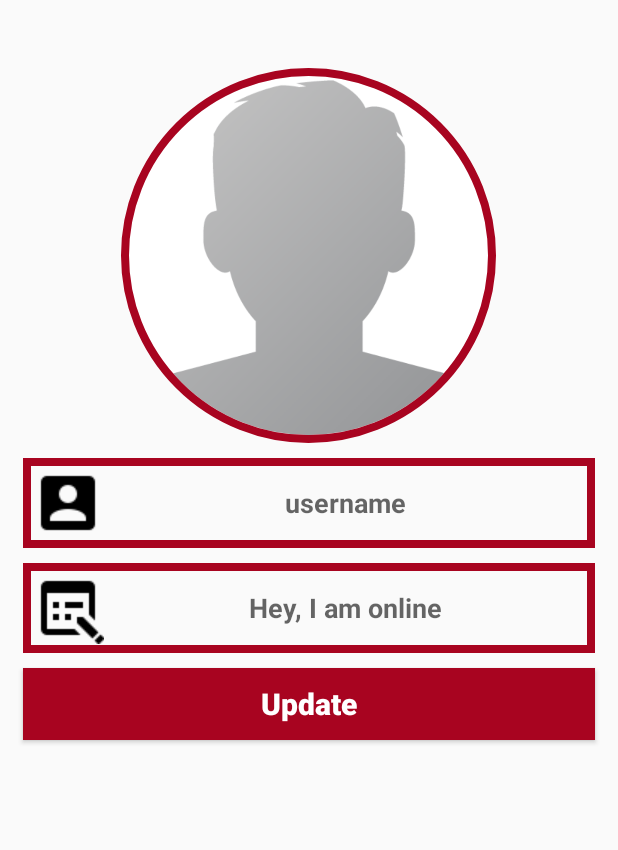
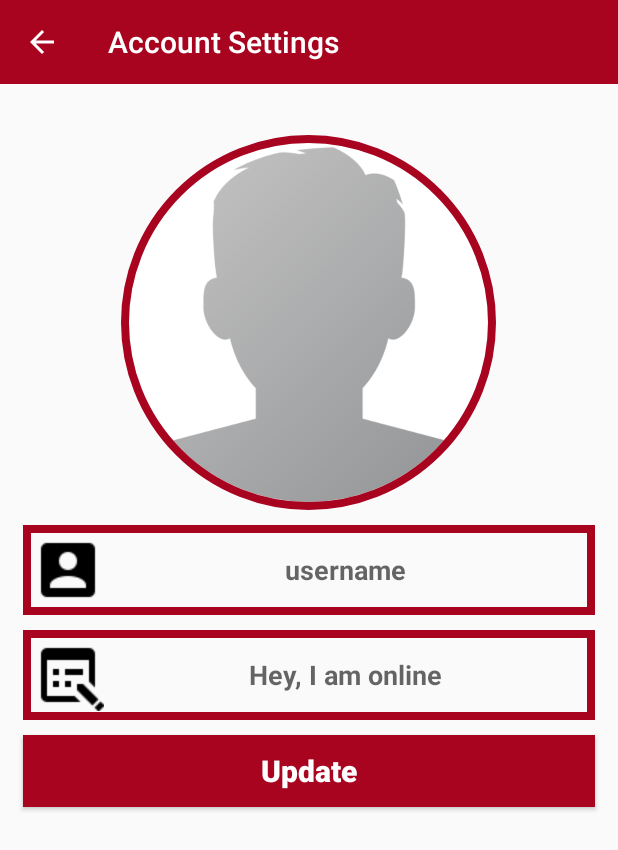
Before and after one commit to Jaredlol/JMSG, an Android app: the screen it shows after launch once a user with an empty profile is signed in (SettingsActivity), on a phone screen of 412 x 824 dp. Shown: the top 850 px of the screen. Run offline under Robolectric (Android 15) with nearby library versions, the phone set to English and light mode, and no system bars; our stand-ins replace CircleImageView, Firebase (no records; nobody signed in at launch, a user with empty details on screens opened directly), Picasso; libraries missing offline, so code that uses them is left out: com.theartofdev.edmodo.

Commit message:
add a toolbar on the settings activity and a back button.

```diff
--- a/app/src/main/AndroidManifest.xml
+++ b/app/src/main/AndroidManifest.xml
@@ -22,7 +22,9 @@
             android:name="com.theartofdev.edmodo.cropper.CropImageActivity"
             android:theme="@style/Base.Theme.AppCompat" />
         <activity android:name=".GroupChatActivity" />
-        <activity android:name=".SettingsActivity" />
+        <activity android:name=".SettingsActivity"
+            android:parentActivityName=".MainActivity"
+            ></activity>
         <activity android:name=".RegisterActivity" />
         <activity android:name=".LoginActivity" />
         <activity android:name=".MainActivity">
--- a/app/src/main/java/com/example/jmessenger/MainActivity.java
+++ b/app/src/main/java/com/example/jmessenger/MainActivity.java
@@ -205,17 +205,14 @@ public class MainActivity extends AppCompatActivity {
     private void SendUserToLoginActivity()
     {
         Intent loginIntent = new Intent(MainActivity.this, LoginActivity.class);
-        loginIntent.addFlags(Intent.FLAG_ACTIVITY_NEW_TASK | Intent.FLAG_ACTIVITY_CLEAR_TASK);
+        loginIntent.addFlags(Intent.FLAG_ACTIVITY_NEW_TASK  | Intent.FLAG_ACTIVITY_CLEAR_TASK);
         startActivity(loginIntent);
-        finish();
     }
 
     private void SendUserToSettingsActivity()
     {
         Intent settingsIntent = new Intent(MainActivity.this, SettingsActivity.class);
-        settingsIntent.addFlags(Intent.FLAG_ACTIVITY_NEW_TASK | Intent.FLAG_ACTIVITY_CLEAR_TASK);
         startActivity(settingsIntent);
-        finish();
     }
 
     private void SendUserToFindFriendsActivity()
--- a/app/src/main/java/com/example/jmessenger/SettingsActivity.java
+++ b/app/src/main/java/com/example/jmessenger/SettingsActivity.java
@@ -7,6 +7,7 @@ import android.support.annotation.NonNull;
 import android.support.annotation.Nullable;
 import android.support.v7.app.AppCompatActivity;
 import android.os.Bundle;
+import android.support.v7.widget.Toolbar;
 import android.text.TextUtils;
 import android.view.View;
 import android.widget.Button;
@@ -43,6 +44,7 @@ public class SettingsActivity extends AppCompatActivity
     private static final int GalleryPick = 1;
     private StorageReference UserProfileImagesRef;
     private ProgressDialog loadingBar;
+    private Toolbar SettingsToolBar;
 
     @Override
     protected void onCreate(Bundle savedInstanceState) {
@@ -91,6 +93,12 @@ public class SettingsActivity extends AppCompatActivity
         userStatus = (EditText) findViewById(R.id.set_profile_status);
         userProfileImage = (CircleImageView) findViewById(R.id.set_profile_image);
         loadingBar = new ProgressDialog(this);
+
+        SettingsToolBar = (Toolbar) findViewById(R.id.settings_toolbar);
+        setSupportActionBar(SettingsToolBar);
+        getSupportActionBar().setDisplayHomeAsUpEnabled(true);
+        getSupportActionBar().setDisplayShowCustomEnabled(true);
+        getSupportActionBar().setTitle("Account Settings");
     }
 
 
--- a/app/src/main/res/layout/activity_settings.xml
+++ b/app/src/main/res/layout/activity_settings.xml
@@ -6,13 +6,19 @@
     android:layout_height="match_parent"
     tools:context=".SettingsActivity">
 
+    <include
+        layout="@layout/app_bar_layout"
+        android:id="@+id/settings_toolbar"
+        >
+    </include>
+
     <de.hdodenhof.circleimageview.CircleImageView
         android:id="@+id/set_profile_image"
         android:layout_width="250dp"
         android:layout_height="250dp"
         android:layout_alignParentTop="true"
         android:layout_centerHorizontal="true"
-        android:layout_marginTop="45dp"
+        android:layout_marginTop="90dp"
         android:src="@drawable/profile_image"
         app:civ_border_width="5dp"
         app:civ_border_color="@color/colorPrimary"/>
```
